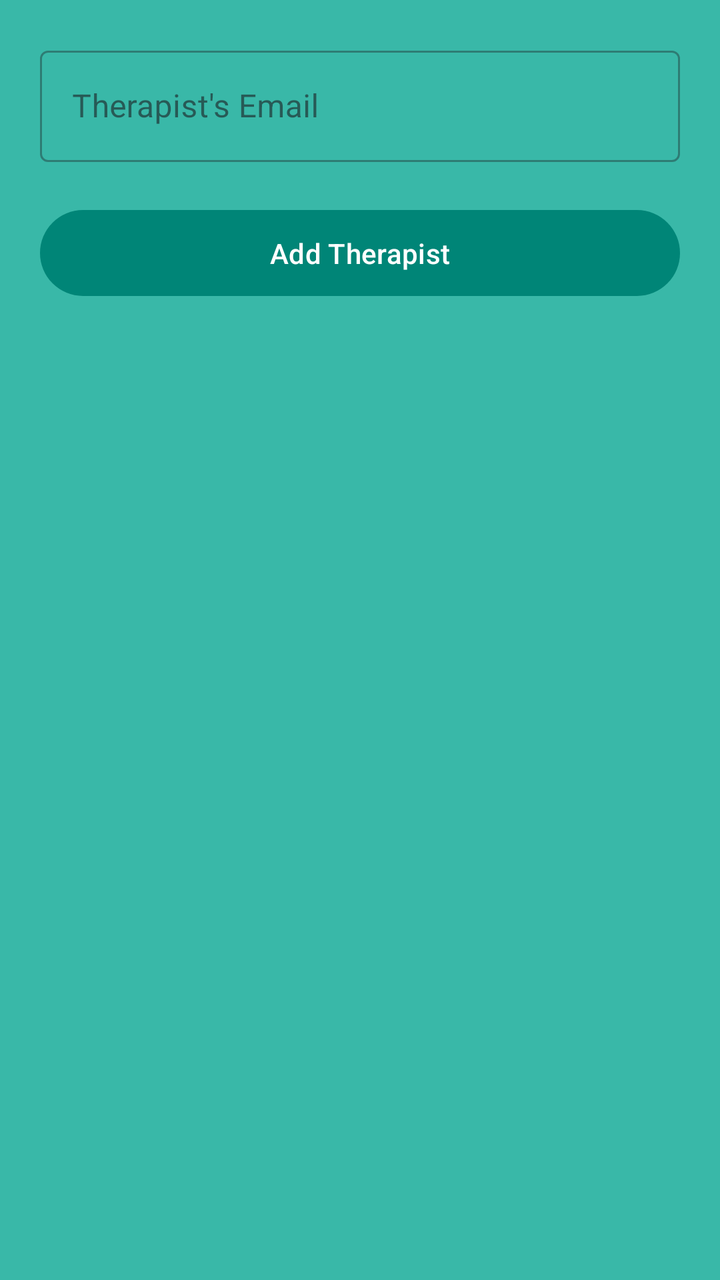
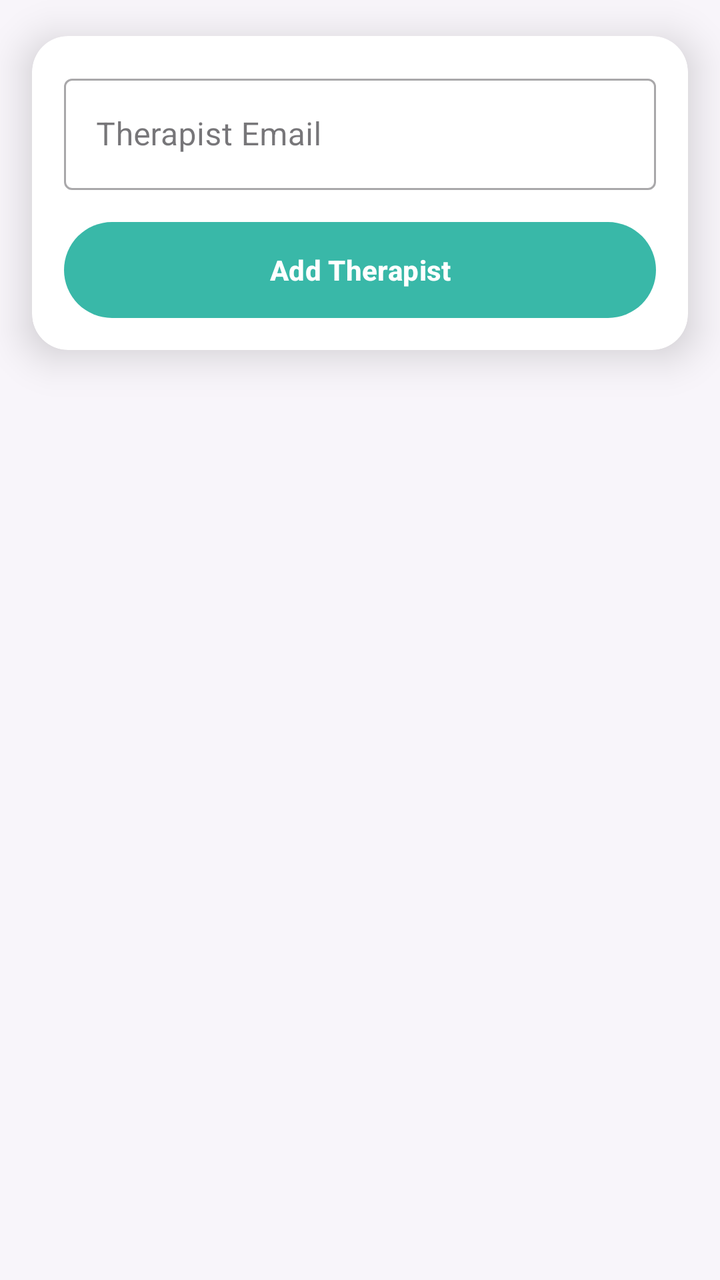

Before-and-after screenshots of an Android layout around one commit, followed by the original layout XML and the change that was made.
<!-- AndroidManifest.xml: application theme AppTheme -->
<!-- res/layout/fragment_add_therapist.xml -->
<?xml version="1.0" encoding="utf-8"?>
<layout xmlns:android="http://schemas.android.com/apk/res/android"
    xmlns:app="http://schemas.android.com/apk/res-auto">

    <androidx.constraintlayout.widget.ConstraintLayout
        android:layout_width="match_parent"
        android:layout_height="match_parent"
        android:fitsSystemWindows="true">

        <TextView
            android:id="@+id/errorTextView"
            android:layout_width="wrap_content"
            android:layout_height="wrap_content"
            android:text=""
            android:textColor="#ff0000"
            android:textSize="18sp"
            android:visibility="gone"
            app:layout_constraintEnd_toEndOf="parent"
            app:layout_constraintStart_toStartOf="parent"
            app:layout_constraintTop_toTopOf="parent"
            android:layout_marginTop="20dp"
            android:layout_marginHorizontal="20dp"
            />

        <com.google.android.material.textfield.TextInputLayout
            android:id="@+id/therapistEmailLayout"
            style="@style/Widget.MaterialComponents.TextInputLayout.OutlinedBox"
            android:layout_width="match_parent"
            android:layout_height="wrap_content"
            android:hint="Therapist's Email"
            app:layout_constraintEnd_toEndOf="parent"
            app:layout_constraintStart_toStartOf="parent"
            app:layout_constraintTop_toBottomOf="@id/errorTextView"
            android:layout_marginTop="20dp"
            android:layout_marginHorizontal="20dp"
            >

            <com.google.android.material.textfield.TextInputEditText
                android:id="@+id/therapistEmailEditText"
                android:layout_width="match_parent"
                android:layout_height="wrap_content"
                android:inputType="textCapWords" />
        </com.google.android.material.textfield.TextInputLayout>

        <com.google.android.material.button.MaterialButton
            android:id="@+id/addTherapistButton"
            android:layout_width="match_parent"
            android:layout_height="wrap_content"
            android:padding="12dp"
            android:text="Add Therapist"
            app:layout_constraintEnd_toEndOf="parent"
            app:layout_constraintStart_toStartOf="parent"
            app:layout_constraintTop_toBottomOf="@+id/therapistEmailLayout"
            android:layout_marginTop="20dp"
            android:layout_marginHorizontal="20dp"
            />

        
        <include
            android:id="@+id/loadingViewInclude"
            layout="@layout/view_loading"
            android:layout_height="match_parent"
            android:layout_width="match_parent"
            app:layout_constraintBottom_toBottomOf="parent"
            app:layout_constraintEnd_toEndOf="parent"
            app:layout_constraintStart_toStartOf="parent"
            app:layout_constraintTop_toTopOf="parent"/>

    </androidx.constraintlayout.widget.ConstraintLayout>
</layout>
<!-- res/layout/view_loading.xml (included above) -->
<?xml version="1.0" encoding="utf-8"?>
<androidx.constraintlayout.widget.ConstraintLayout xmlns:android="http://schemas.android.com/apk/res/android"
    android:layout_width="match_parent"
    android:layout_height="match_parent">
    <LinearLayout
        android:id="@+id/loading_view"
        android:layout_width="match_parent"
        android:layout_height="match_parent"
        android:gravity="center"
        android:orientation="vertical"
        android:visibility="gone"
        android:background="#ccffffff"
        >

        <ProgressBar
            android:layout_width="wrap_content"
            android:layout_height="wrap_content" />
    </LinearLayout>
</androidx.constraintlayout.widget.ConstraintLayout>
<!-- resources referenced by this layout -->
<resources>
  <style name="AppTheme" parent="Theme.Material3.DayNight.NoActionBar">
          <item name="colorPrimary">@color/colorPrimary</item>
          <item name="colorPrimaryDark">@color/colorPrimaryDark</item>
          <item name="colorAccent">@color/colorAccent</item>
          <item name="android:statusBarColor">@color/toolbarTealDark</item>
          <item name="android:navigationBarColor">@android:color/white</item>
          <item name="android:windowBackground">@color/toolbarTeal</item>
          <item name="android:windowLightStatusBar">false</item>
          <item name="android:windowDrawsSystemBarBackgrounds">true</item>
      </style>
  <color name="colorPrimary">#008577</color>
  <color name="colorPrimaryDark">#00574B</color>
  <color name="colorAccent">#D81B60</color>
  <color name="toolbarTealDark">#2A9F91</color>
  <color name="toolbarTeal">#39B8A8</color>
</resources>

<!-- the commit's change to res/layout/fragment_add_therapist.xml (unified diff, before → after) -->
@@ -1,71 +1,57 @@
 <?xml version="1.0" encoding="utf-8"?>
-<layout xmlns:android="http://schemas.android.com/apk/res/android"
-    xmlns:app="http://schemas.android.com/apk/res-auto">
-
+<layout xmlns:android="http://schemas.android.com/apk/res/android" xmlns:app="http://schemas.android.com/apk/res-auto">
     <androidx.constraintlayout.widget.ConstraintLayout
-        android:layout_width="match_parent"
-        android:layout_height="match_parent"
-        android:fitsSystemWindows="true">
-
+        android:layout_width="match_parent" android:layout_height="match_parent"
+        android:background="@color/clinicScreenBackground" android:fitsSystemWindows="true">
         <TextView
             android:id="@+id/errorTextView"
-            android:layout_width="wrap_content"
+            android:layout_width="0dp"
             android:layout_height="wrap_content"
-            android:text=""
-            android:textColor="#ff0000"
-            android:textSize="18sp"
+            android:layout_marginStart="16dp"
+            android:layout_marginTop="16dp"
+            android:layout_marginEnd="16dp"
+            android:background="@drawable/bg_login_error"
+            android:gravity="center_vertical"
+            android:includeFontPadding="false"
+            android:paddingStart="12dp"
+            android:paddingTop="10dp"
+            android:paddingEnd="12dp"
+            android:paddingBottom="10dp"
+            android:textColor="@color/offlineRedOutlineDark"
+            android:textSize="13sp"
+            android:textStyle="bold"
             android:visibility="gone"
             app:layout_constraintEnd_toEndOf="parent"
             app:layout_constraintStart_toStartOf="parent"
-            app:layout_constraintTop_toTopOf="parent"
-            android:layout_marginTop="20dp"
-            android:layout_marginHorizontal="20dp"
-            />
-
-        <com.google.android.material.textfield.TextInputLayout
-            android:id="@+id/therapistEmailLayout"
-            style="@style/Widget.MaterialComponents.TextInputLayout.OutlinedBox"
-            android:layout_width="match_parent"
-            android:layout_height="wrap_content"
-            android:hint="Therapist's Email"
-            app:layout_constraintEnd_toEndOf="parent"
-            app:layout_constraintStart_toStartOf="parent"
-            app:layout_constraintTop_toBottomOf="@id/errorTextView"
-            android:layout_marginTop="20dp"
-            android:layout_marginHorizontal="20dp"
-            >
-
-            <com.google.android.material.textfield.TextInputEditText
-                android:id="@+id/therapistEmailEditText"
-                android:layout_width="match_parent"
-                android:layout_height="wrap_content"
-                android:inputType="textCapWords" />
-        </com.google.android.material.textfield.TextInputLayout>
-
-        <com.google.android.material.button.MaterialButton
-            android:id="@+id/addTherapistButton"
-            android:layout_width="match_parent"
-            android:layout_height="wrap_content"
-            android:padding="12dp"
-            android:text="Add Therapist"
-            app:layout_constraintEnd_toEndOf="parent"
-            app:layout_constraintStart_toStartOf="parent"
-            app:layout_constraintTop_toBottomOf="@+id/therapistEmailLayout"
-            android:layout_marginTop="20dp"
-            android:layout_marginHorizontal="20dp"
-            />
-
-        
+            app:layout_constraintTop_toTopOf="parent" />
+        <com.google.android.material.card.MaterialCardView
+            android:layout_width="match_parent" android:layout_height="wrap_content"
+            android:layout_marginStart="16dp" android:layout_marginTop="18dp" android:layout_marginEnd="16dp"
+            app:cardBackgroundColor="@color/clinicCardBackground" app:cardCornerRadius="18dp" app:cardElevation="12dp"
+            app:strokeColor="@android:color/transparent" app:strokeWidth="0dp"
+            app:layout_constraintEnd_toEndOf="parent" app:layout_constraintStart_toStartOf="parent"
+            app:layout_constraintTop_toBottomOf="@id/errorTextView">
+            <LinearLayout
+                android:layout_width="match_parent" android:layout_height="wrap_content"
+                android:orientation="vertical" android:padding="16dp">
+                <com.google.android.material.textfield.TextInputLayout
+                    android:id="@+id/therapistEmailLayout" style="@style/Widget.MaterialComponents.TextInputLayout.OutlinedBox"
+                    android:layout_width="match_parent" android:layout_height="wrap_content" android:hint="Therapist Email">
+                    <com.google.android.material.textfield.TextInputEditText
+                        android:id="@+id/therapistEmailEditText" android:layout_width="match_parent" android:layout_height="wrap_content"
+                        android:inputType="textEmailAddress" />
+                </com.google.android.material.textfield.TextInputLayout>
+                <com.google.android.material.button.MaterialButton
+                    android:id="@+id/addTherapistButton" android:layout_width="match_parent" android:layout_height="48dp"
+                    android:layout_marginTop="16dp" android:background="@drawable/bg_primary_button" android:paddingHorizontal="20dp"
+                    android:text="Add Therapist" android:textColor="@android:color/white" android:textStyle="bold"
+                    app:backgroundTint="@null" />
+            </LinearLayout>
+        </com.google.android.material.card.MaterialCardView>
         <include
-            android:id="@+id/loadingViewInclude"
-            layout="@layout/view_loading"
-            android:layout_height="match_parent"
-            android:layout_width="match_parent"
-            app:layout_constraintBottom_toBottomOf="parent"
-            app:layout_constraintEnd_toEndOf="parent"
-            app:layout_constraintStart_toStartOf="parent"
-            app:layout_constraintTop_toTopOf="parent"/>
-
+            android:id="@+id/loadingViewInclude" layout="@layout/view_loading" android:layout_width="match_parent" android:layout_height="match_parent"
+            app:layout_constraintBottom_toBottomOf="parent" app:layout_constraintEnd_toEndOf="parent"
+            app:layout_constraintStart_toStartOf="parent" app:layout_constraintTop_toTopOf="parent" />
     </androidx.constraintlayout.widget.ConstraintLayout>
 </layout>
 <!-- res/layout/view_loading.xml (included above) -->
<!-- resource entries referenced after the edit -->
@@ -1,5 +1,22 @@
 <!-- resources referenced by this layout -->
 <resources>
+  <color name="clinicCardBackground">#FFFFFF</color>
+  <color name="clinicScreenBackground">#F8F5FA</color>
+  <color name="offlineRedOutlineDark">#B15853</color>
+  <!-- drawable bg_login_error (drawable) -->
+  <?xml version="1.0" encoding="utf-8"?>
+  <shape xmlns:android="http://schemas.android.com/apk/res/android"
+      android:shape="rectangle">
+      <solid android:color="#FDECEA" />
+      <corners android:radius="12dp" />
+  </shape>
+  <!-- drawable bg_primary_button (drawable) -->
+  <?xml version="1.0" encoding="utf-8"?>
+  <shape xmlns:android="http://schemas.android.com/apk/res/android"
+      android:shape="rectangle">
+      <solid android:color="@color/toolbarTeal" />
+      <corners android:radius="24dp" />
+  </shape>
   <style name="AppTheme" parent="Theme.Material3.DayNight.NoActionBar">
           <item name="colorPrimary">@color/colorPrimary</item>
           <item name="colorPrimaryDark">@color/colorPrimaryDark</item>
